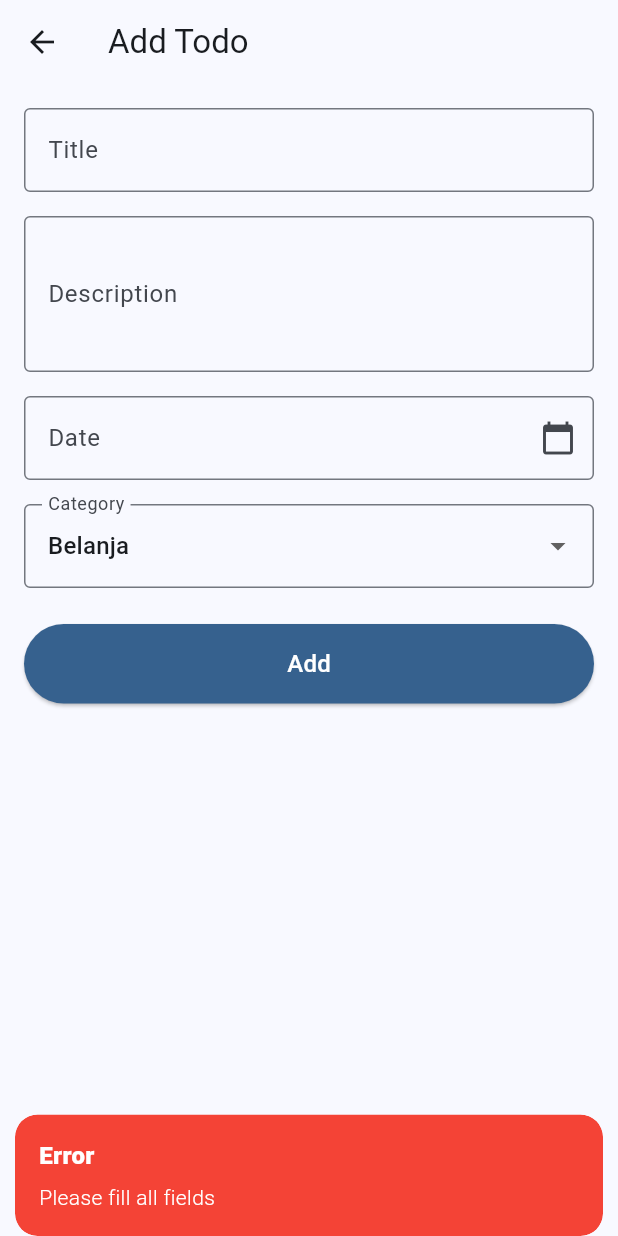
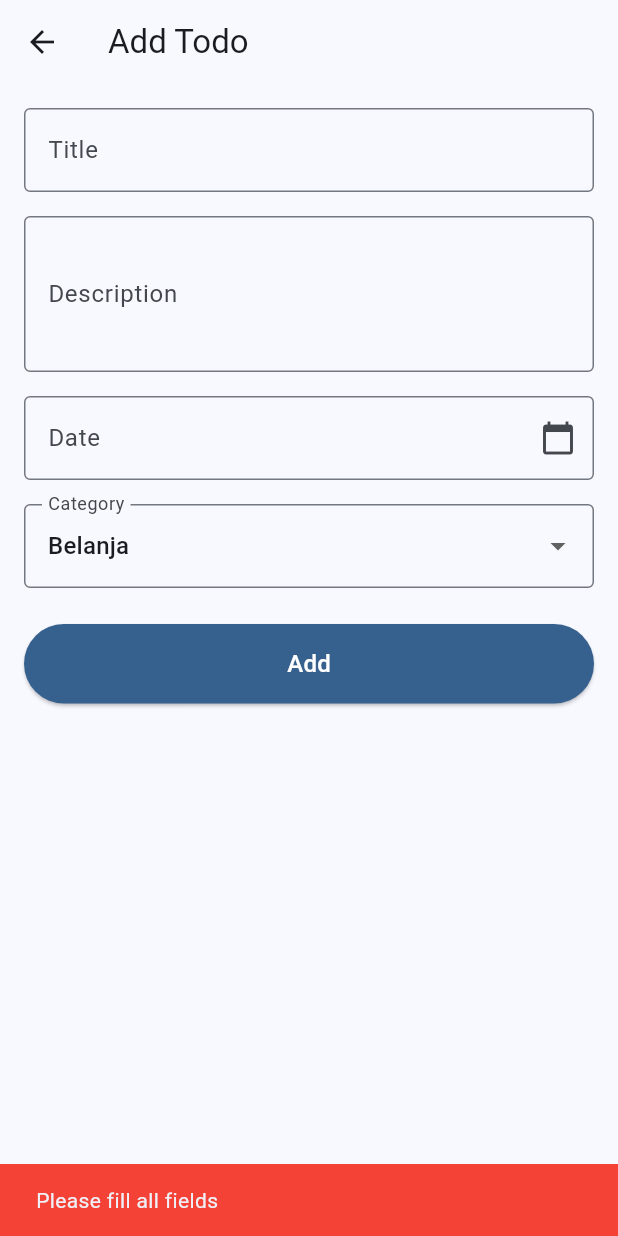
Before and after one commit to AdryanPratama168/TodoAppV2, a Flutter app: the AddTaskPage screen opened directly, after a tap on "Add", on a phone screen of 412 x 824 dp. Run offline on Flutter 3.47's test engine with Material 3 defaults, Android fonts, the phone set to English and light mode, and no system bars; our stand-ins replace get.

Commit message:
Update fix bug

```diff
--- a/frontend-flutter/lib/pages/add_task_page.dart
+++ b/frontend-flutter/lib/pages/add_task_page.dart
@@ -1,5 +1,4 @@
 import 'package:flutter/material.dart';
-import 'package:get/get.dart'; // Import GetX
 import 'package:login_sqflite_getx/models/task.dart';
 import 'package:intl/intl.dart';
 
@@ -17,7 +16,7 @@ class _AddTaskPageState extends State<AddTaskPage> {
   late TextEditingController descController;
   late TextEditingController dateController;
 
-  // List kategori yang tersedia
+  // List kategori yang tersedia - pastikan konsistensi huruf besar/kecil
   final List<String> categories = [
     'Belanja',
     'Jalan-jalan',
@@ -37,8 +36,17 @@ class _AddTaskPageState extends State<AddTaskPage> {
         TextEditingController(text: widget.task?.description ?? '');
     dateController = TextEditingController(text: widget.task?.date ?? '');
 
-    // Set kategori terpilih
-    selectedCategory = widget.task?.category ?? categories.first;
+    // Set kategori terpilih - tambahkan penanganan untuk nilai yang tidak ada dalam list
+    if (widget.task?.category != null) {
+      // Cari apakah kategori task yang diedit ada dalam list categories
+      final matchingCategory = categories.firstWhere(
+        (category) => category.toLowerCase() == widget.task!.category.toLowerCase(),
+        orElse: () => categories.first, // Default ke kategori pertama jika tidak ditemukan
+      );
+      selectedCategory = matchingCategory;
+    } else {
+      selectedCategory = categories.first;
+    }
 
     // Parse tanggal jika ada
     if (widget.task?.date != null && widget.task!.date.isNotEmpty) {
@@ -155,16 +163,21 @@ class _AddTaskPageState extends State<AddTaskPage> {
                       date: date,
                       category: selectedCategory,
                     );
-                    // Gunakan Get.back() untuk kembali dengan data, konsisten dengan GetX
-                    Get.back(result: newTask);
+
+
+
+
+                    // Beri jeda sebentar agar snackbar terlihat sebelum kembali
+                    Future.delayed(const Duration(milliseconds: 500), () {
+                      Navigator.pop(context, newTask);
+                    });
                   } else {
-                    // Gunakan Get.snackbar() untuk konsistensi dengan HomePage
-                    Get.snackbar(
-                      'Error',
-                      'Please fill all fields',
-                      snackPosition: SnackPosition.BOTTOM,
-                      backgroundColor: Colors.red,
-                      colorText: Colors.white,
+                    // Tampilkan snackbar jika ada field yang kosong
+                    ScaffoldMessenger.of(context).showSnackBar(
+                      const SnackBar(
+                        content: Text('Please fill all fields'),
+                        backgroundColor: Colors.red,
+                      ),
                     );
                   }
                 },
```
